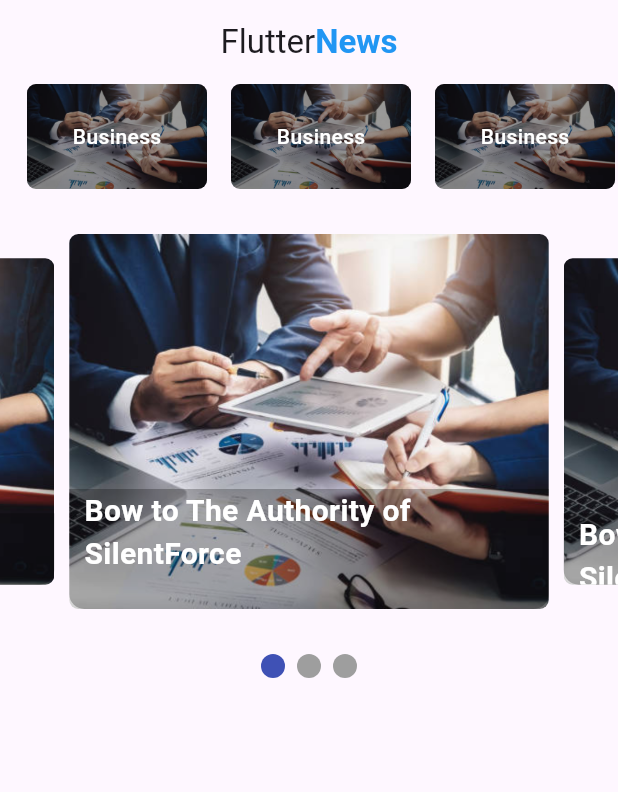
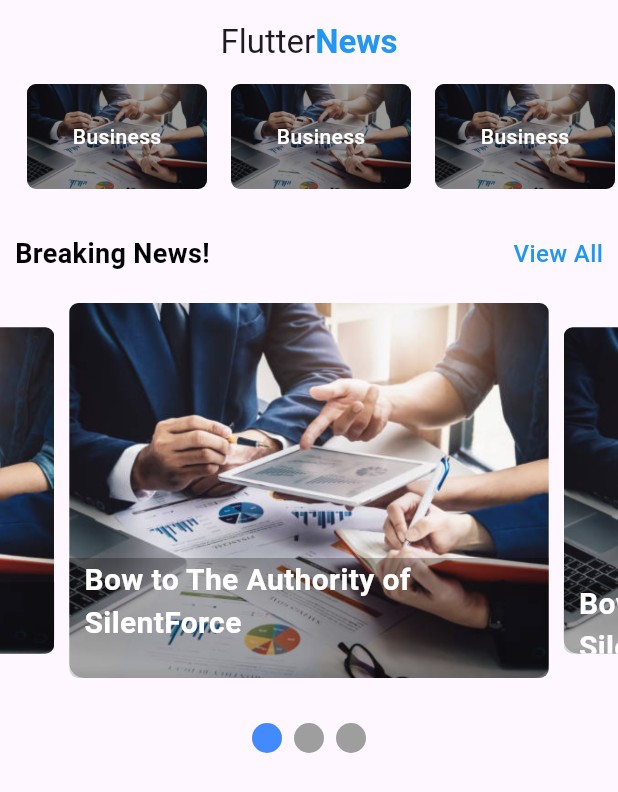
Before and after one commit to thonguyenp/FlutterProgramming, a Flutter app: the screen it shows after launch, on a phone screen of 412 x 824 dp. Shown: the top 792 px of the screen. Run offline on Flutter 3.47's test engine with Material 3 defaults, Android fonts, the phone set to English and light mode, and no system bars; drawn by our look-alikes of carousel_slider, smooth_page_indicator; our stand-ins replace image_picker.

Commit message:
Tạm ổn phần căn chỉnh

```diff
--- a/news_app_project/lib/pages/home.dart
+++ b/news_app_project/lib/pages/home.dart
@@ -86,6 +86,7 @@ class _HomeState extends State<Home> {
       ),
       body: Container(
         child: Column(
+          crossAxisAlignment: CrossAxisAlignment.start,
           children: [
             Container(
               margin: EdgeInsets.only(left: 18.0),
@@ -103,6 +104,17 @@ class _HomeState extends State<Home> {
               ),
             ),
             SizedBox(height: 30),
+            Padding(
+              padding: const EdgeInsets.only(left: 10, right: 10),
+              child: Row(
+                mainAxisAlignment: MainAxisAlignment.spaceBetween,
+                children: [
+                  Text("Breaking News!", style: TextStyle(color: Colors.black, fontWeight: FontWeight.bold, fontSize: 18)),
+                  Text("View All", style: TextStyle(color: Colors.blue, fontWeight: FontWeight.w500, fontSize: 16)),
+                ],
+              ),
+            ),
+            SizedBox(height: 20),
             CarouselSlider.builder(
               itemCount: sliders.length,
               itemBuilder: (context, index, realIndex) {
@@ -123,7 +135,7 @@ class _HomeState extends State<Home> {
               ),
             ),
             SizedBox(height: 30),
-            buildIndicator(),
+            Center(child: buildIndicator()),
           ],
         ),
       ),
@@ -134,6 +146,11 @@ class _HomeState extends State<Home> {
     return AnimatedSmoothIndicator(
       activeIndex: activeIndex,
       count: sliders.length,
+      effect: SlideEffect(
+        dotWidth: 20,
+        dotHeight: 20,
+        activeDotColor: Colors.blueAccent,
+      ),
     );
   }
 }
```
